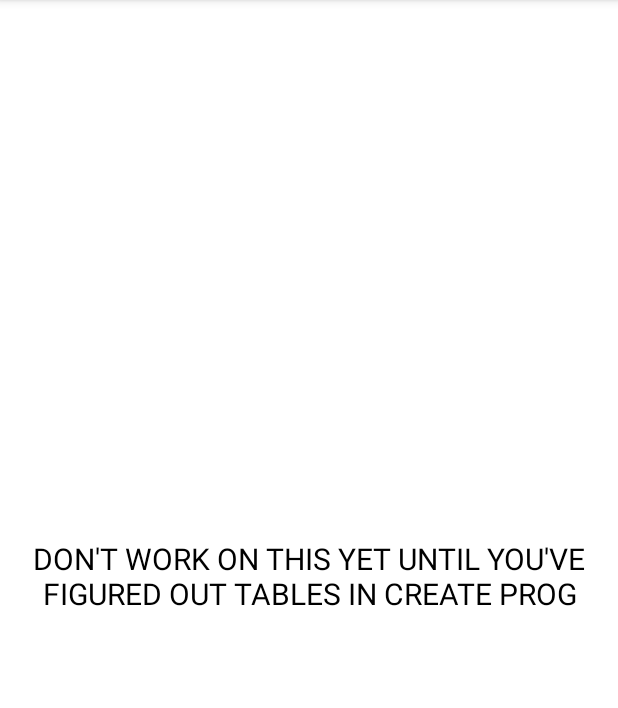
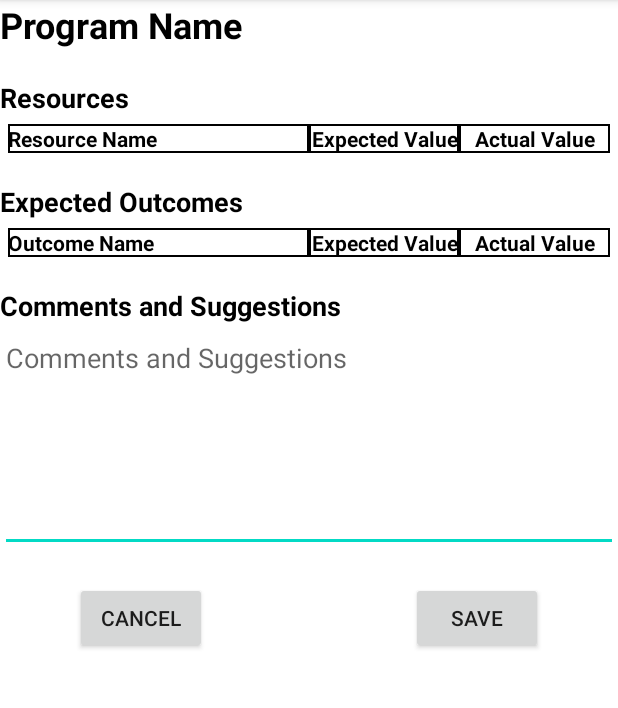
Before and after one commit to neallithic64/mobdeve-progplan, an Android app: the EvaluateProgActivity screen opened directly, with no data from a screen before it, on a phone screen of 412 x 824 dp, the part 84-792 px from its top. Run offline under Robolectric (Android 15) with nearby library versions, the phone set to English and light mode, and no system bars.

Commit message:
Fixed Evaluate Programs views and intents

```diff
--- a/app/src/main/java/com/mobdeve/s17/lim/matthew/mobdeve_progplan/EvaluateProgActivity.java
+++ b/app/src/main/java/com/mobdeve/s17/lim/matthew/mobdeve_progplan/EvaluateProgActivity.java
@@ -2,6 +2,7 @@ package com.mobdeve.s17.lim.matthew.mobdeve_progplan;
 
 import androidx.appcompat.app.AppCompatActivity;
 
+import android.content.Intent;
 import android.os.Bundle;
 
 import com.mobdeve.s17.lim.matthew.mobdeve_progplan.databinding.ActivityEvaluateProgBinding;
@@ -15,4 +16,19 @@ public class EvaluateProgActivity extends AppCompatActivity {
 		binding = ActivityEvaluateProgBinding.inflate(getLayoutInflater());
 		setContentView(binding.getRoot());
 	}
+
+	private void initOnClick(){
+		binding.btnEvalCancel.setOnClickListener( v -> {
+			Intent gotoViewIndivProg = new Intent(EvaluateProgActivity.this, ViewIndivProgActivity.class);
+			startActivity(gotoViewIndivProg);
+			finish();
+		});
+
+		binding.btnEvalSave.setOnClickListener( v -> {
+//      TODO : Save changes to database
+			Intent gotoViewIndivProg = new Intent(EvaluateProgActivity.this, ViewIndivProgActivity.class);
+			startActivity(gotoViewIndivProg);
+			finish();
+		});
+	}
 }
--- a/app/src/main/res/layout/activity_evaluate_prog.xml
+++ b/app/src/main/res/layout/activity_evaluate_prog.xml
@@ -8,15 +8,166 @@
 	android:layout_margin="10dp">
 
 	<TextView
+        android:id="@+id/tv_prog_name"
+        android:text="Program Name"
+        android:textSize="24sp"
+        android:textStyle="bold"
+        android:textColor="@color/black"
+        android:layout_width="wrap_content"
+        android:layout_height="wrap_content"
+        app:layout_constraintTop_toTopOf="parent"
+        app:layout_constraintLeft_toLeftOf="parent"
+        />
+
+    <TextView
+        android:id="@+id/tv_resources"
+        android:text="Resources"
+        android:textSize="18sp"
+        android:textStyle="bold"
+        android:textColor="@color/black"
+        android:layout_width="wrap_content"
+        android:layout_height="wrap_content"
+        android:layout_marginTop="20dp"
+        app:layout_constraintTop_toBottomOf="@id/tv_prog_name"
+        app:layout_constraintLeft_toLeftOf="parent"
+        />
+
+
+    <TableLayout
+        android:id="@+id/tl_resources"
+        android:layout_width="match_parent"
+        android:layout_height="wrap_content"
+        android:layout_margin="5dp"
+        app:layout_constraintTop_toBottomOf="@id/tv_resources">
+        <TableRow>
+            <TextView
+                android:text="Resource Name"
+                android:layout_width="0dp"
+                android:layout_height="match_parent"
+                android:textColor="@color/black"
+                android:textStyle="bold"
+                android:layout_weight="0.5"
+                android:background="@drawable/border"
+                />
+            <TextView
+                android:text="Expected Value"
+                android:layout_width="0dp"
+                android:layout_height="match_parent"
+                android:textColor="@color/black"
+                android:textStyle="bold"
+                android:layout_weight="0.25"
+                android:background="@drawable/border"
+				android:gravity="center"
+                />
+			<TextView
+				android:text="Actual Value"
+				android:layout_width="0dp"
+				android:layout_height="match_parent"
+				android:textColor="@color/black"
+				android:textStyle="bold"
+				android:layout_weight="0.25"
+				android:background="@drawable/border"
+				android:gravity="center"
+				/>
+        </TableRow>
+    </TableLayout>
+
+    <TextView
+        android:id="@+id/tv_outcomes"
+        android:text="Expected Outcomes"
+        android:textSize="18sp"
+        android:textStyle="bold"
+        android:textColor="@color/black"
+        android:layout_width="wrap_content"
+        android:layout_height="wrap_content"
+        android:layout_marginTop="20dp"
+        app:layout_constraintTop_toBottomOf="@id/tl_resources"
+        app:layout_constraintLeft_toLeftOf="parent"
+        />
+
+    <TableLayout
+        android:id="@+id/tl_outcomes"
+        android:layout_width="match_parent"
+        android:layout_height="wrap_content"
+        android:layout_margin="5dp"
+        app:layout_constraintTop_toBottomOf="@id/tv_outcomes">
+        <TableRow>
+			<TextView
+				android:text="Outcome Name"
+				android:layout_width="0dp"
+				android:layout_height="match_parent"
+				android:textColor="@color/black"
+				android:textStyle="bold"
+				android:layout_weight="0.5"
+				android:background="@drawable/border"
+				/>
+			<TextView
+				android:text="Expected Value"
+				android:layout_width="0dp"
+				android:layout_height="match_parent"
+				android:textColor="@color/black"
+				android:textStyle="bold"
+				android:layout_weight="0.25"
+				android:background="@drawable/border"
+				android:gravity="center"
+				/>
+			<TextView
+				android:text="Actual Value"
+				android:layout_width="0dp"
+				android:layout_height="match_parent"
+				android:textColor="@color/black"
+				android:textStyle="bold"
+				android:layout_weight="0.25"
+				android:background="@drawable/border"
+				android:gravity="center"
+				/>
+        </TableRow>
+    </TableLayout>
+
+	<TextView
+		android:id="@+id/tv_comments"
+		android:text="Comments and Suggestions"
+		android:textSize="18sp"
+		android:textStyle="bold"
+		android:textColor="@color/black"
 		android:layout_width="wrap_content"
 		android:layout_height="wrap_content"
-		android:textColor="@color/black"
-		android:text="DON'T WORK ON THIS YET UNTIL YOU'VE FIGURED OUT TABLES IN CREATE PROG"
-		android:textSize="20sp"
-		android:gravity="center"
-		app:layout_constraintTop_toTopOf="parent"
-		app:layout_constraintBottom_toBottomOf="parent"
+		android:layout_marginTop="20dp"
+		app:layout_constraintTop_toBottomOf="@id/tl_outcomes"
 		app:layout_constraintLeft_toLeftOf="parent"
+		/>
+
+	<EditText
+		android:id="@+id/et_comments"
+		android:inputType="textMultiLine"
+		android:lines="6"
+		android:hint="Comments and Suggestions"
+		android:gravity="start|top"
+		android:layout_width="match_parent"
+		android:layout_height="wrap_content"
+		app:layout_constraintTop_toBottomOf="@id/tv_comments"
+		app:layout_constraintLeft_toLeftOf="parent"/>
+
+	<androidx.appcompat.widget.AppCompatButton
+		android:id="@+id/btn_eval_cancel"
+		android:layout_width="wrap_content"
+		android:layout_height="wrap_content"
+		android:layout_marginTop="20dp"
+		android:layout_marginStart="50dp"
+		android:text="Cancel"
+		app:layout_constraintLeft_toLeftOf="parent"
+		app:layout_constraintTop_toBottomOf="@id/et_comments"
+		/>
+
+	<androidx.appcompat.widget.AppCompatButton
+		android:id="@+id/btn_eval_save"
+		android:layout_width="wrap_content"
+		android:layout_height="wrap_content"
+		android:layout_marginTop="20dp"
+		android:layout_marginEnd="50dp"
+		android:text="Save"
 		app:layout_constraintRight_toRightOf="parent"
-	/>
+		app:layout_constraintTop_toBottomOf="@id/et_comments"
+		/>
+
 </androidx.constraintlayout.widget.ConstraintLayout>
```
